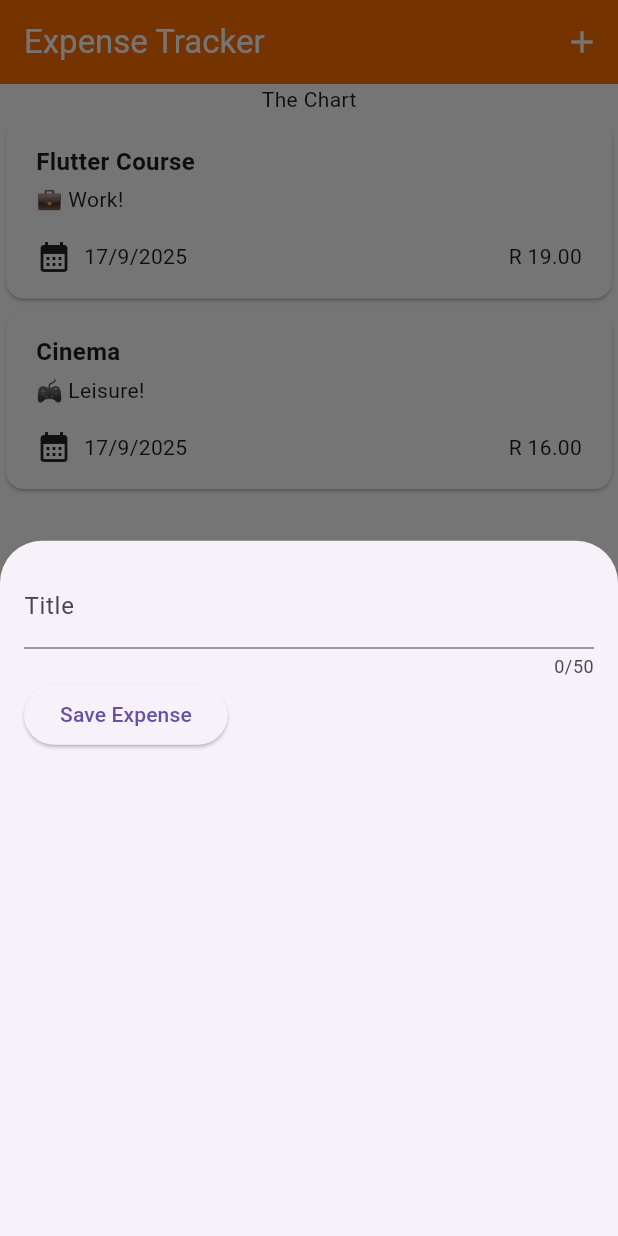
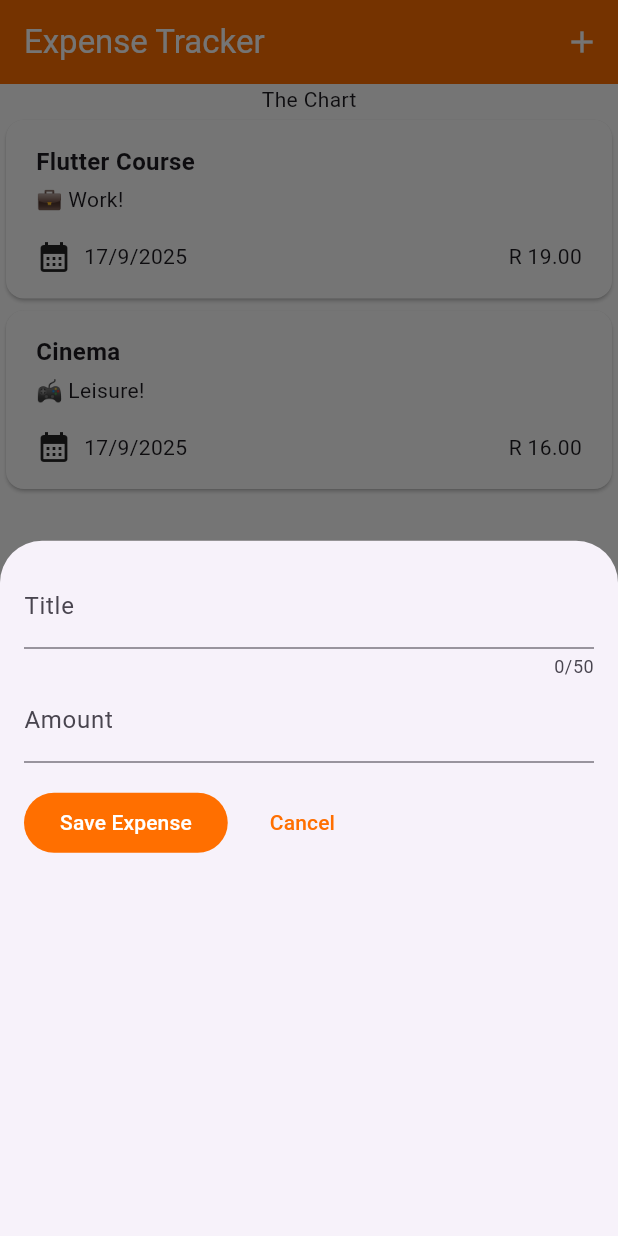
Before and after one commit to ChrisJoshRoberts/flutter-expense-tracker, a Flutter app: the screen it shows after launch, after a tap on the "add" icon, on a phone screen of 412 x 824 dp. Run offline on Flutter 3.47's test engine with Material 3 defaults, Android fonts, the phone set to English and light mode, and no system bars.

Commit message:
updating color scheme

```diff
--- a/lib/main.dart
+++ b/lib/main.dart
@@ -8,6 +8,18 @@ void main() {
       home: Expenses(),
       theme: ThemeData(
         scaffoldBackgroundColor: Colors.white,
+        primarySwatch: Colors.amber,
+        dialogTheme: DialogThemeData(backgroundColor: Colors.white),
+        filledButtonTheme: FilledButtonThemeData(
+          style: FilledButton.styleFrom(
+            backgroundColor: Colors.amber[900],
+          ),
+        ),
+        textButtonTheme: TextButtonThemeData(
+          style: TextButton.styleFrom(
+            foregroundColor: Colors.amber[900],
+          ),
+        ),
       ),
       darkTheme: ThemeData(
         scaffoldBackgroundColor: Colors.grey[900],
--- a/lib/widgets/new_expense.dart
+++ b/lib/widgets/new_expense.dart
@@ -10,9 +10,14 @@ class NewExpense extends StatefulWidget {
 }
 
 class _NewExpenseState extends State<NewExpense> {
-  var _enteredTitle = '';
-  void _saveTitleInput(String inputValue) {
-    _enteredTitle = inputValue;
+  final _titleController = TextEditingController();
+  final _amountController = TextEditingController();
+
+  @override
+  void dispose() {
+    _titleController.dispose();
+    _amountController.dispose();
+    super.dispose();
   }
 
   @override
@@ -22,19 +27,38 @@ class _NewExpenseState extends State<NewExpense> {
       child: Column(
         children: [
           TextField(
-            onChanged: _saveTitleInput,
+            controller: _titleController,
             maxLength: 50,
             decoration: InputDecoration(labelText: 'Title'),
           ),
           Row(
             children: [
-              ElevatedButton(
-                onPressed: () {
-                  print(_enteredTitle);
-                },
-                child: Text('Save Expense'),
+              Expanded(
+                child: TextField(
+                  controller: _amountController,
+                  keyboardType: TextInputType.numberWithOptions(decimal: true),
+                  decoration: InputDecoration(labelText: 'Amount'),
+                ),
               ),
             ],
+          ),
+          Padding(
+            padding: const EdgeInsets.only(top: 16),
+            child: Row(
+              children: [
+                FilledButton(
+                  onPressed: () {
+                    print(_titleController.text);
+                    print(_amountController.text);
+                  },
+                  child: Text('Save Expense'),
+                ),
+                SizedBox(width: 16),
+                TextButton(onPressed: () {
+                  Navigator.pop(context);
+                }, child: Text('Cancel')),
+              ],
+            ),
           ),
         ],
       ),
```
